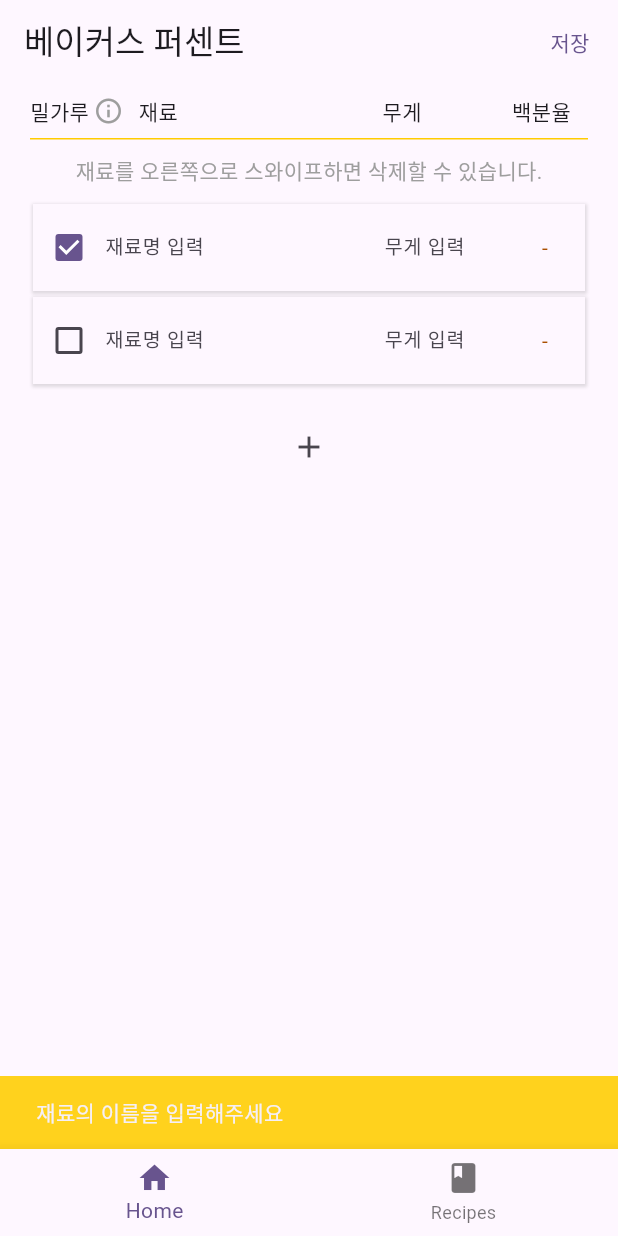
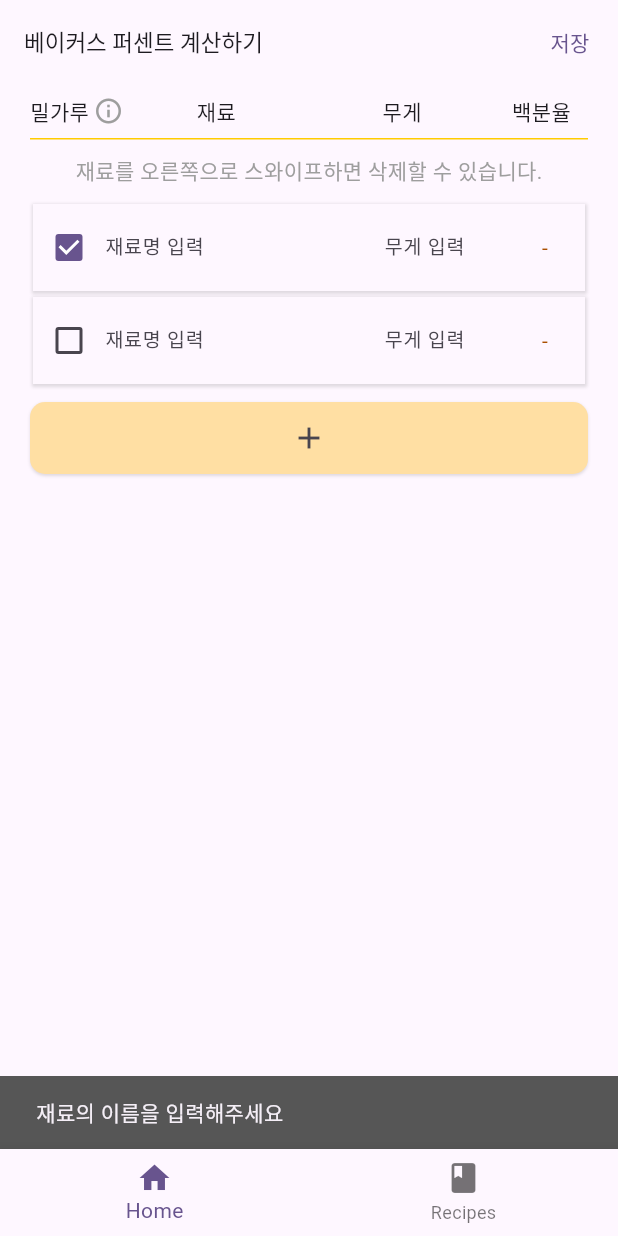
Before and after one commit to somarok/bakers_note, a Flutter app: the screen it shows after launch, after a tap on the "add" icon, after a tap on "저장", on a phone screen of 412 x 824 dp. Run offline on Flutter 3.47's test engine with Material 3 defaults, Android fonts, the phone set to English and light mode, and no system bars; our stand-ins replace get_it, go_router, hive, hive_flutter; accounts and stored records are empty.

Commit message:
Refactor: 코드 정리

```diff
--- a/lib/presentation/bakers_calculator/bakers_percent_screen.dart
+++ b/lib/presentation/bakers_calculator/bakers_percent_screen.dart
@@ -31,7 +31,10 @@ class _BakersPercentScreenState extends State<BakersPercentScreen> {
     return Scaffold(
       resizeToAvoidBottomInset: false,
       appBar: AppBar(
-        title: const Text('베이커스 퍼센트'),
+        title: const Text(
+          '베이커스 퍼센트 계산하기',
+          style: TextStyle(fontSize: 15),
+        ),
         surfaceTintColor: Theme.of(context).scaffoldBackgroundColor,
         actions: [
           TextButton(
@@ -45,13 +48,7 @@ class _BakersPercentScreenState extends State<BakersPercentScreen> {
               if (ingredientsWithoutWeight.isNotEmpty) {
                 final ingredientNames = ingredientsWithoutWeight.map((ingredient) => ingredient.name).join(', ');
 
-                ScaffoldMessenger.of(context).showSnackBar(
-                  SnackBar(
-                    content: Text('$ingredientNames의 무게를 입력해주세요'),
-                    duration: const Duration(seconds: 2),
-                    backgroundColor: AppColors.primaryColor90,
-                  ),
-                );
+                _showSnackBar(context, '$ingredientNames의 무게를 입력해주세요');
                 return;
               }
 
@@ -61,13 +58,7 @@ class _BakersPercentScreenState extends State<BakersPercentScreen> {
                   .toList();
 
               if (validIngredients.isEmpty) {
-                ScaffoldMessenger.of(context).showSnackBar(
-                  const SnackBar(
-                    content: Text('재료의 이름을 입력해주세요'),
-                    duration: Duration(seconds: 2),
-                    backgroundColor: AppColors.primaryColor90,
-                  ),
-                );
+                _showSnackBar(context, '재료의 이름을 입력해주세요');
                 return;
               }
 
@@ -119,12 +110,9 @@ class _BakersPercentScreenState extends State<BakersPercentScreen> {
                           ),
                           const Expanded(
                             flex: 2,
-                            child: Padding(
-                              padding: EdgeInsets.only(left: 10),
                             child: Text(
                               '재료',
-                                textAlign: TextAlign.left,
-                              ),
+                              textAlign: TextAlign.center,
                             ),
                           ),
                           const Expanded(
@@ -161,7 +149,14 @@ class _BakersPercentScreenState extends State<BakersPercentScreen> {
                             // 마지막 인덱스일 때 버튼 반환
                             if (index == viewModel.ingredients.length) {
                               return Container(
-                                padding: const EdgeInsets.all(16.0),
+                                margin: const EdgeInsets.symmetric(vertical: 10),
+                                decoration: BoxDecoration(
+                                  color: AppColors.primaryColor10,
+                                  boxShadow: const [
+                                    BoxShadow(color: Colors.black12, blurRadius: 1, offset: Offset(0, 1))
+                                  ],
+                                  borderRadius: BorderRadius.circular(10),
+                                ),
                                 child: IconButton(
                                   onPressed: () {
                                     viewModel.onPressAddIngredientButton();
@@ -199,7 +194,14 @@ class _BakersPercentScreenState extends State<BakersPercentScreen> {
             Positioned(
               bottom: 0,
               child: Row(
+                mainAxisAlignment: MainAxisAlignment.center,
                 children: [
+                  _scaleButton(
+                    label: '1/4',
+                    scale: 0.25,
+                    viewModel: viewModel,
+                  ),
+                  const SizedBox(width: 10),
                   _scaleButton(
                     label: '1/2',
                     scale: 0.5,
@@ -207,14 +209,14 @@ class _BakersPercentScreenState extends State<BakersPercentScreen> {
                   ),
                   const SizedBox(width: 10),
                   _scaleButton(
-                    label: '1/4',
-                    scale: 0.25,
+                    label: '2배',
+                    scale: 2.0,
                     viewModel: viewModel,
                   ),
                   const SizedBox(width: 10),
                   _scaleButton(
-                    label: '2배',
-                    scale: 2.0,
+                    label: '4배',
+                    scale: 4.0,
                     viewModel: viewModel,
                   )
                 ],
@@ -253,7 +255,7 @@ class _BakersPercentScreenState extends State<BakersPercentScreen> {
           color: AppColors.primaryColor10,
           borderRadius: BorderRadius.circular(8),
         ),
-        child: Text(label),
+        child: Text(label, style: const TextStyle(color: Colors.black)),
       ),
     );
   }
@@ -274,13 +276,8 @@ class _BakersPercentScreenState extends State<BakersPercentScreen> {
 
     if (validIngredients.isEmpty) {
       if (!context.mounted) return;
-      ScaffoldMessenger.of(context).showSnackBar(
-        const SnackBar(
-          content: Text('재료를 입력해주세요'),
-          duration: Duration(seconds: 2),
-          backgroundColor: AppColors.primaryColor90,
-        ),
-      );
+      _showSnackBar(context, '재료와 무게를 입력해주세요');
+
       return;
     }
 
@@ -377,13 +374,7 @@ class _BakersPercentScreenState extends State<BakersPercentScreen> {
 
                           if (!context.mounted) return;
 
-                          ScaffoldMessenger.of(context).showSnackBar(
-                            SnackBar(
-                              content: Text('$title 용량이 적용되었습니다'),
-                              duration: const Duration(seconds: 2),
-                              backgroundColor: Colors.green,
-                            ),
-                          );
+                          _showSnackBar(context, '$title 용량이 적용되었습니다');
                         });
                         Navigator.of(dialogContext).pop();
                       },
@@ -418,7 +409,7 @@ class _BakersPercentScreenState extends State<BakersPercentScreen> {
             controller: nameController,
             decoration: const InputDecoration(
               hintText: '레시피 이름을 입력하세요',
-              border: OutlineInputBorder(),
+              // border: OutlineInputBorder(),
             ),
             autofocus: true,
             onSubmitted: (_) async {
@@ -472,28 +463,27 @@ class _BakersPercentScreenState extends State<BakersPercentScreen> {
       if (!mounted || !context.mounted) return;
 
       // 저장 완료 메시지 표시
-      ScaffoldMessenger.of(context).showSnackBar(
-        SnackBar(
-          content: Text(
+      _showSnackBar(
+        context,
         recipe.name != null
             ? '"${recipe.name}" 레시피가 저장되었습니다 (재료 ${recipe.ingredients.length}개)'
             : '레시피가 저장되었습니다 (재료 ${recipe.ingredients.length}개)',
-          ),
-          duration: const Duration(seconds: 2),
-          backgroundColor: Colors.green,
-        ),
       );
     } catch (e) {
       if (!mounted || !context.mounted) return;
 
       // 에러 메시지 표시
+      _showSnackBar(context, '저장 중 오류가 발생했습니다: $e');
+    }
+  }
+
+  void _showSnackBar(BuildContext context, String message) {
     ScaffoldMessenger.of(context).showSnackBar(
       SnackBar(
-          content: Text('저장 중 오류가 발생했습니다: $e'),
-          duration: const Duration(seconds: 2),
-          backgroundColor: Colors.red,
+        content: Text(message),
+        duration: const Duration(seconds: 1),
+        backgroundColor: const Color.fromARGB(255, 86, 86, 86),
       ),
     );
   }
 }
-}
```
Also changed, not shown: lib/presentation/recipe_list/recipe_list_screen.dart (+13 -7 lines). Lines whose indentation alone changed are shown as unchanged.
